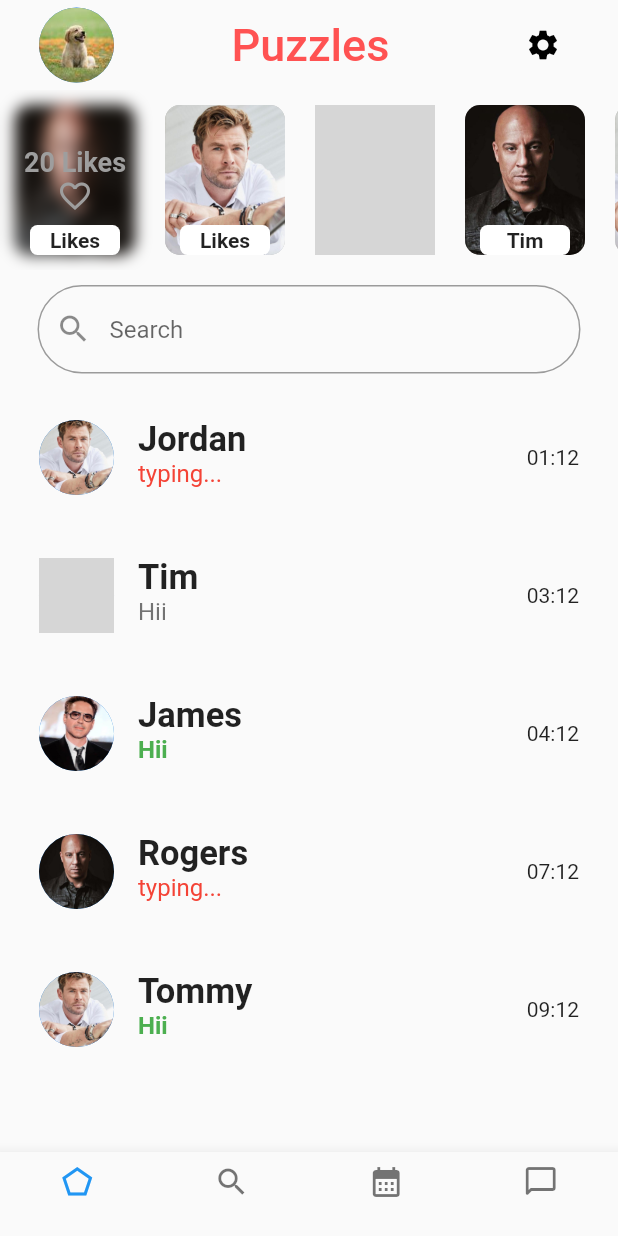
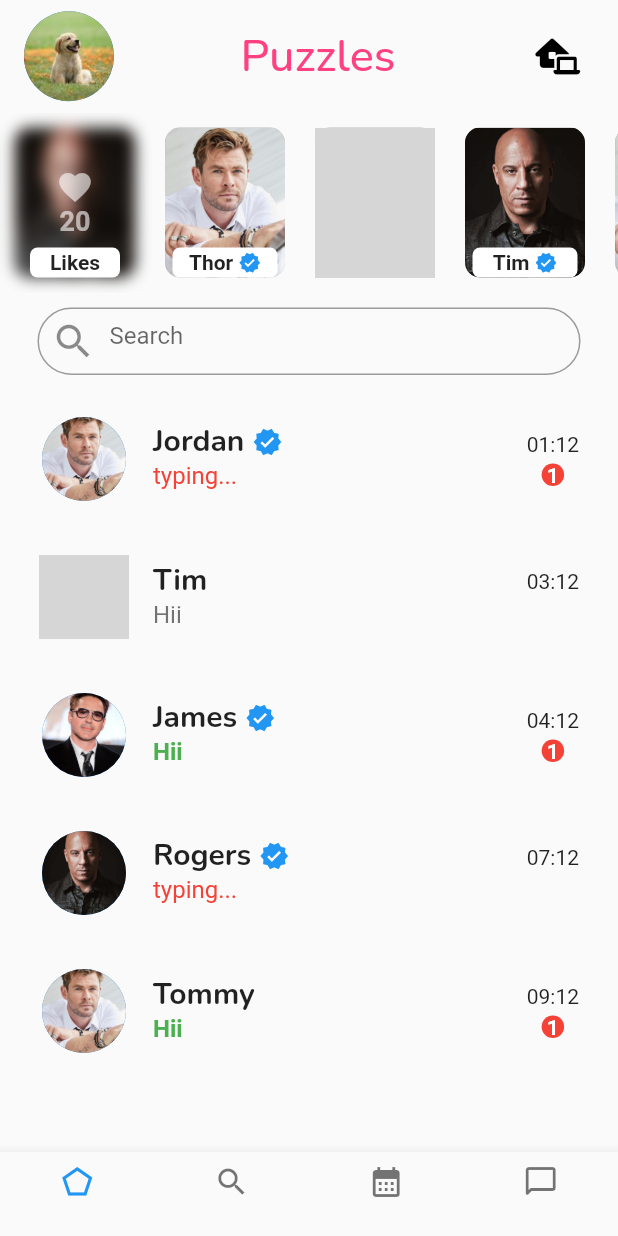
Before and after one commit to Shankaraaditya/flames_UI, a Flutter app: the screen it shows after launch, on a phone screen of 412 x 824 dp. Run offline on Flutter 3.47's test engine with Material 2 defaults, Android fonts, the light colour scheme and no system bars; our stand-ins replace font_awesome_flutter, google_fonts; grey boxes are pictures that could not be loaded.

Commit message:
6/dec/22

```diff
--- a/lib/homepage.dart
+++ b/lib/homepage.dart
@@ -3,6 +3,8 @@ import 'dart:ui';
 import 'package:flames_assignment/messege.dart';
 import 'package:flames_assignment/status.dart';
 import 'package:flutter/material.dart';
+import 'package:font_awesome_flutter/font_awesome_flutter.dart';
+import 'package:google_fonts/google_fonts.dart';
 
 class HomePage extends StatefulWidget {
   HomePage({Key? key}) : super(key: key);
@@ -17,26 +19,33 @@ class _HomePageState extends State<HomePage> {
     return Scaffold(
       appBar: AppBar(
         backgroundColor: Colors.transparent,
-        toolbarHeight: 60,
+        toolbarHeight: 75,
         elevation: 0,
         title: Padding(
-          padding: const EdgeInsets.all(10.0),
+          padding: const EdgeInsets.all(0.0),
           child: Row(
             mainAxisAlignment: MainAxisAlignment.spaceBetween,
             children: [
               CircleAvatar(
                 // backgroundColor: Colors.yellow,
-                radius: 25,
+                radius: 30,
                 // // backgroundImage: Image(image: AssetImage('images/profile.jpg')),
                 // foregroundImage: Image(image: AssetImage('images/profile.jpg')),
                 backgroundImage: AssetImage('assets/images/profile.jpg'),
               ),
               Text(
                 'Puzzles',
-                style: TextStyle(color: Colors.redAccent, fontSize: 30),
+                style: GoogleFonts.nunito(
+                  color: Colors.pinkAccent,
+                  fontSize: 30,
+                ),
               ),
               IconButton(
-                icon: Icon(Icons.settings, color: Colors.black),
+                // icon: Icon(Icons.settings, color: Colors.black),
+                icon: FaIcon(
+                  FontAwesomeIcons.houseLaptop,
+                  color: Colors.black,
+                ),
                 onPressed: () {},
               ),
             ],
@@ -85,15 +94,20 @@ class _HomePageState extends State<HomePage> {
                           child: Center(
                               child: Column(
                             mainAxisAlignment: MainAxisAlignment.center,
+                            crossAxisAlignment: CrossAxisAlignment.center,
                             children: [
+                              Icon(
+                                Icons.favorite,
+                                color: Colors.white60,
+                                size: 25,
+                              ),
                               Text(
-                            '20 Likes',
+                                '20',
                                 style: TextStyle(
-                                    color: Colors.grey,
+                                    color: Colors.white60,
                                     fontWeight: FontWeight.bold,
                                     fontSize: 18),
                               ),
-                          Icon(Icons.favorite_border_sharp, color: Colors.grey,)
                             ],
                           ))),
                     ),
@@ -114,9 +128,8 @@ class _HomePageState extends State<HomePage> {
                 ),
                 // ===============================LIKE===========================================
 
-
                 Status(
-                  name: 'Likes',
+                  name: 'Thor',
                   pic: 'james',
                 ),
 
@@ -145,13 +158,19 @@ class _HomePageState extends State<HomePage> {
           ),
           Padding(
             padding: const EdgeInsets.only(left: 25, right: 25),
-            child: TextFormField(
+            child: Container(
+              height: 45,
+              child: TextField(
                 decoration: InputDecoration(
                   hintText: 'Search',
-                prefixIcon: Icon(Icons.search),
+                  prefixIcon: Icon(
+                    Icons.search,
+                    size: 30,
+                  ),
                   border: OutlineInputBorder(
-                    borderSide: BorderSide(width: 70),
+                      borderSide: BorderSide(width: 80),
                       borderRadius: BorderRadius.circular(30)),
+                ),
               ),
             ),
           ),
@@ -170,6 +189,7 @@ class _HomePageState extends State<HomePage> {
                   read: false,
                   img: 'james',
                   time: '01:12',
+                  verified: true,
                 ),
                 Messege(
                   contact: 'Tim',
@@ -177,6 +197,7 @@ class _HomePageState extends State<HomePage> {
                   read: true,
                   img: 'jordan',
                   time: '03:12',
+                  verified: false,
                 ),
                 Messege(
                   contact: 'James',
@@ -184,6 +205,7 @@ class _HomePageState extends State<HomePage> {
                   read: false,
                   img: 'rogers',
                   time: '04:12',
+                  verified: true,
                 ),
                 Messege(
                   contact: 'Rogers',
@@ -191,6 +213,7 @@ class _HomePageState extends State<HomePage> {
                   read: true,
                   img: 'tim',
                   time: '07:12',
+                  verified: true,
                 ),
                 Messege(
                   contact: 'Tommy',
@@ -198,6 +221,7 @@ class _HomePageState extends State<HomePage> {
                   read: false,
                   img: 'james',
                   time: '09:12',
+                  verified: false,
                 ),
               ],
             ),
--- a/lib/messege.dart
+++ b/lib/messege.dart
@@ -1,9 +1,11 @@
 import 'package:flutter/material.dart';
+import 'package:google_fonts/google_fonts.dart';
 
 class Messege extends StatelessWidget {
   final String contact;
   bool read = false;
   bool typing = false;
+  bool verified = false;
   final String img;
   final String time;
   Messege(
@@ -11,7 +13,9 @@ class Messege extends StatelessWidget {
       required this.contact,
       required this.read,
       required this.typing,
-      required this.img, required this.time})
+      required this.img,
+      required this.time,
+      required this.verified})
       : super(key: key);
 
   @override
@@ -20,12 +24,48 @@ class Messege extends StatelessWidget {
         padding: const EdgeInsets.all(10.0),
         child: ListTile(
             leading: CircleAvatar(
-                radius: 25,
+                radius: 30,
                 backgroundImage: AssetImage('assets/images/' + img + '.jpg')),
-            trailing: Text(time),
-            title: Text(
-              contact,
-              style: TextStyle(fontSize: 23, fontWeight: FontWeight.bold),
+            trailing: Column(
+              mainAxisAlignment: MainAxisAlignment.center,
+              crossAxisAlignment: CrossAxisAlignment.center,
+              children: [
+                Text(time),
+                SizedBox(
+                  height: 5,
+                ),
+                (!read)
+                    ? Container(
+                        height: 15,
+                        width: 15,
+                        decoration: BoxDecoration(
+                            color: Colors.red,
+                            borderRadius: BorderRadius.circular(10)),
+                        child: Center(
+                            child: Text(
+                          '1',
+                          style: TextStyle(
+                              color: Colors.white, fontWeight: FontWeight.bold),
+                        )),
+                      )
+                    : Text('')
+              ],
+            ),
+            title: Row(
+              children: [
+                Text(
+                  contact + ' ',
+                  style: GoogleFonts.nunito(
+                      fontSize: 20, fontWeight: FontWeight.bold),
+                ),
+                verified
+                    ? Icon(
+                        Icons.verified,
+                        color: Colors.blue,
+                        size: 20,
+                      )
+                    : Text('')
+              ],
             ),
             subtitle: typing
                 ? Text(
--- a/lib/status.dart
+++ b/lib/status.dart
@@ -4,7 +4,8 @@ class Status extends StatelessWidget {
   final String name;
   final String pic;
 
-  const Status({Key? key, required this.name, required this.pic}) : super(key: key);
+  const Status({Key? key, required this.name, required this.pic})
+      : super(key: key);
 
   @override
   Widget build(BuildContext context) {
@@ -19,18 +20,32 @@ class Status extends StatelessWidget {
               color: Colors.grey[400],
               image: DecorationImage(
                   image: AssetImage(
-                    'assets/images/'+pic+'.jpg',
+                    'assets/images/' + pic + '.jpg',
                   ),
                   fit: BoxFit.cover)),
         ),
         Container(
           height: 20,
-          width: 60,
+          width: 70,
           decoration: BoxDecoration(
             borderRadius: BorderRadius.circular(5),
             color: Colors.white,
           ),
-          child: Center(child: Text(name, style: TextStyle(fontWeight: FontWeight.bold),)),
+          child: Row(
+            mainAxisAlignment: MainAxisAlignment.center,
+            crossAxisAlignment: CrossAxisAlignment.center,
+            children: [
+              Text(
+                name + ' ',
+                style: TextStyle(fontWeight: FontWeight.bold),
+              ),
+              Icon(
+                Icons.verified,
+                size: 15,
+                color: Colors.blue,
+              )
+            ],
+          ),
         )
       ]),
     );
--- a/pubspec.yaml
+++ b/pubspec.yaml
@@ -34,6 +34,8 @@ dependencies:
   # The following adds the Cupertino Icons font to your application.
   # Use with the CupertinoIcons class for iOS style icons.
   cupertino_icons: ^1.0.2
+  google_fonts: ^3.0.1
+  font_awesome_flutter: ^10.3.0
 
 dev_dependencies:
   flutter_test:
```
Also changed, not shown: pubspec.lock, 1 other file. Lines whose indentation alone changed are shown as unchanged.
